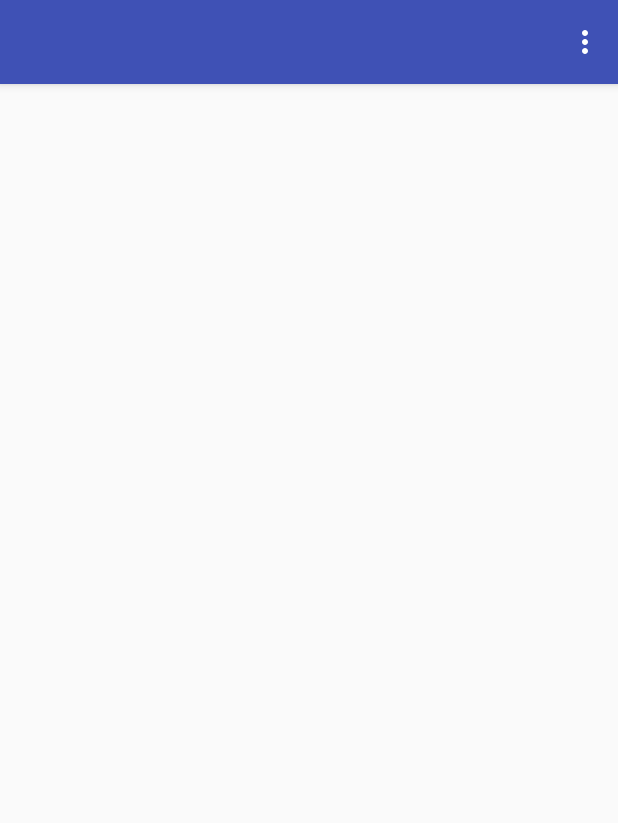
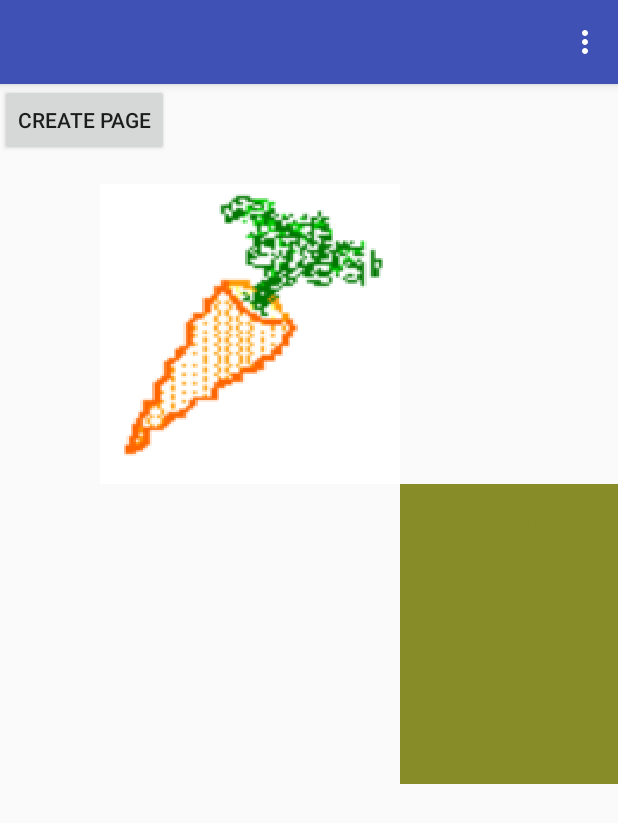
Before and after one commit to yzhang314/CS108_Android_Game_Bunny_World, an Android app: the EditorActivity screen opened directly, with no data from a screen before it, on a phone screen of 412 x 824 dp. Shown: the top 823 px of the screen. Run offline under Robolectric (Android 15) with nearby library versions, the light colour scheme and no system bars.

Commit message:
Update by yuwen

```diff
--- a/app/src/main/java/edu/stanford/cs108/bunnyworld/BunnyPage.java
+++ b/app/src/main/java/edu/stanford/cs108/bunnyworld/BunnyPage.java
@@ -9,6 +9,11 @@
 
 public class BunnyPage {
     private String name;
+
+    public List<BunnyShape> getShapes() {
+        return shapes;
+    }
+
     private List<BunnyShape> shapes;
 
     BunnyPage(String name) {
--- a/app/src/main/java/edu/stanford/cs108/bunnyworld/EditorActivity.java
+++ b/app/src/main/java/edu/stanford/cs108/bunnyworld/EditorActivity.java
@@ -4,6 +4,7 @@
 import android.os.Bundle;
 import android.view.Menu;
 import android.view.MenuInflater;
+import android.view.View;
 
 public class EditorActivity extends AppCompatActivity {
 
@@ -18,6 +19,12 @@
         MenuInflater inflater = getMenuInflater();
         inflater.inflate(R.menu.menu, menu);
         return true;
+    }
+
+    public void onCreateNewPage(View view) {
+        EditorView editorView = (EditorView) findViewById(R.id.editorView);
+        editorView.createNewPage();
+
     }
 
     protected void creatNewGame() {
--- a/app/src/main/java/edu/stanford/cs108/bunnyworld/EditorView.java
+++ b/app/src/main/java/edu/stanford/cs108/bunnyworld/EditorView.java
@@ -50,7 +50,7 @@
 
 
 
-       this.canvas = canvas;
+        this.canvas = canvas;
 
 
         for (BunnyShape shape: shapeList) {
@@ -84,8 +84,12 @@
 
     }
 
+    public void deletePage() {
 
-    //to test some shapes
+    }
+
+
+    //to test some shapes lalaa
     public void init() {
         page1.addShape(new BunnyShape("test", 1, 100, 400, 100, 400, "aaa", false));
         BunnyShape testText = new BunnyShape("test1", 2, 400, 700, 400, 700, "bbb", false);
--- a/app/src/main/res/layout/activity_editor.xml
+++ b/app/src/main/res/layout/activity_editor.xml
@@ -9,8 +9,15 @@
         android:layout_width="match_parent"
         android:layout_height="match_parent">
         <edu.stanford.cs108.bunnyworld.EditorView
+            android:id="@+id/editorView"
             android:layout_width="match_parent"
             android:layout_height="match_parent" />
+        <Button
+            android:layout_width="wrap_content"
+            android:layout_height="wrap_content"
+            android:text = "Create Page"
+            android:onClick="onCreateNewPage"/>
+
     </RelativeLayout>
 
 
--- a/app/src/main/res/menu/menu.xml
+++ b/app/src/main/res/menu/menu.xml
@@ -1,7 +1,7 @@
 <?xml version="1.0" encoding="utf-8"?>
     <menu xmlns:android="http://schemas.android.com/apk/res/android">
         <item android:id="@+id/OnClick"
-            android:title="OnClick">
+            android:title="On Click">
                 <menu>
                     <item android:title="GoTo" />
                     <item android:title="PlaySound" />
@@ -9,18 +9,18 @@
                 </menu>/>
         </item>
     <item android:id="@+id/OnEnter"
-        android:title="OnEnter">
+        android:title="On Enter">
         <menu>
-            <item android:title="GoTo" />
+            <item android:title="Go To" />
             <item android:title="PlaySound" />
             <item android:title="Show" />
         </menu>/>
     </item>
     <item android:id="@+id/OnDrop"
-        android:title="OnDrop">
+        android:title="On Drop">
         <menu>
-            <item android:title="GoTo" />
-            <item android:title="PlaySound" />
+            <item android:title="Go To" />
+            <item android:title="Play Sound" />
             <item android:title="Show" />
         </menu>/>
     </item>
```
